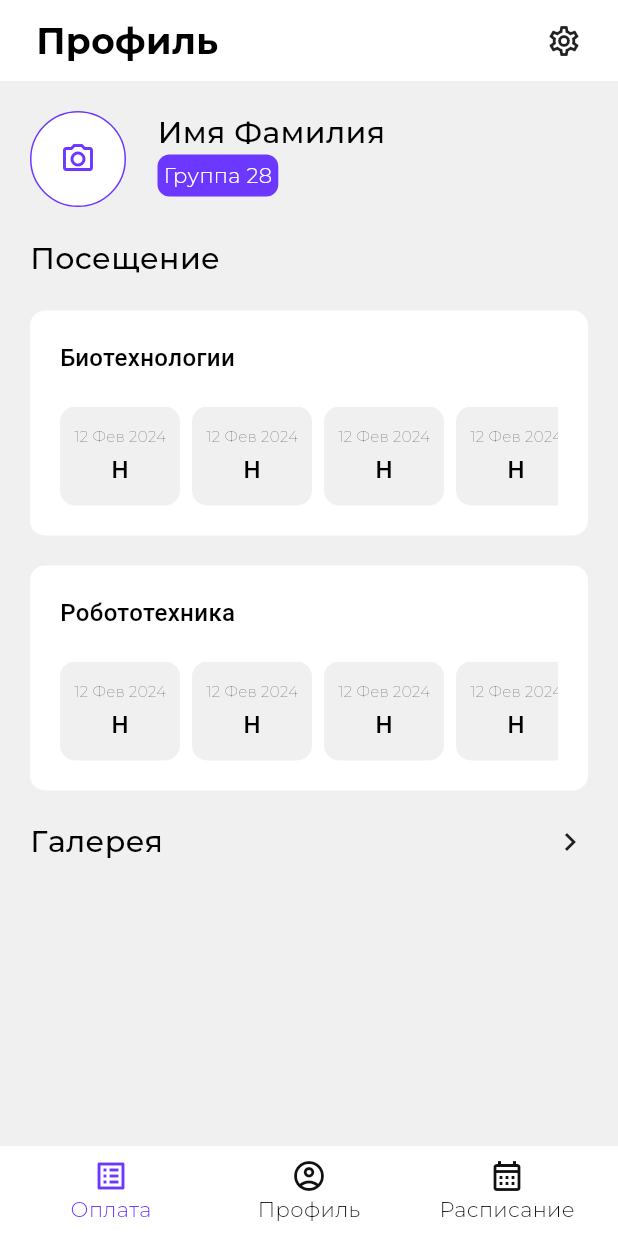
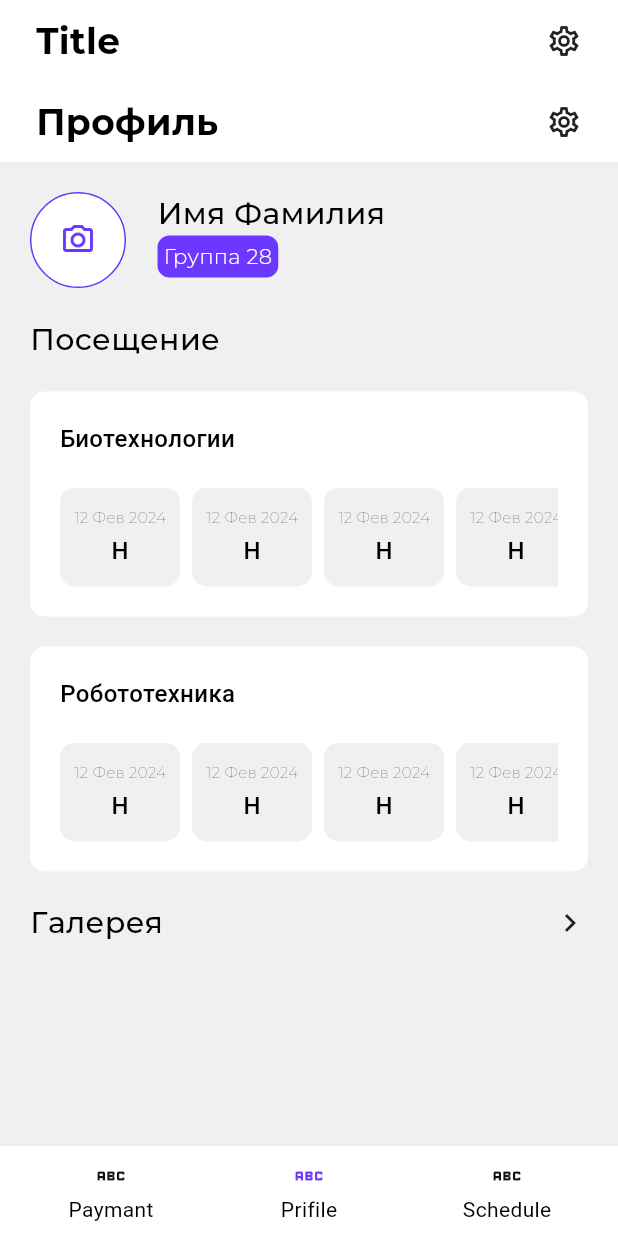
Before and after one commit to NoRulee/ingenerium, a Flutter app: the screen it shows after launch, item 2 of the bottom bar chosen, on a phone screen of 412 x 824 dp. Run offline on Flutter 3.47's test engine with Material 3 defaults, Android fonts, the light colour scheme and no system bars; Roboto replaces fonts that are missing (MontserratRegular); project files that could hold a hidden picture were left out.

Commit message:
fix: chage nab bar behaviour

```diff
--- a/lib/src/app.dart
+++ b/lib/src/app.dart
@@ -1,4 +1,5 @@
 import 'package:flutter/material.dart';
+import 'package:injenerium_mobile_app/src/presentation/pages/home_page.dart';
 import 'package:injenerium_mobile_app/src/presentation/pages/profile_page.dart';
 
 /// Main application of the site.
@@ -11,7 +12,7 @@ class App extends StatelessWidget {
     return MaterialApp(
       debugShowCheckedModeBanner: false,
       title: 'Инженериум Мобильное Приложение',
-      home: const ProfilePage(),
+      home: const HomePage(),
       theme: ThemeData(
         useMaterial3: true,
         colorScheme: const ColorScheme.light(
--- a/lib/src/presentation/pages/home_page.dart
+++ b/lib/src/presentation/pages/home_page.dart
@@ -1,38 +1,51 @@
 import 'package:flutter/material.dart';
+import 'package:injenerium_mobile_app/src/presentation/pages/payment_page.dart';
+import 'package:injenerium_mobile_app/src/presentation/pages/profile_page.dart';
+import 'package:injenerium_mobile_app/src/presentation/pages/schedule_page.dart';
 import 'package:injenerium_mobile_app/src/presentation/widgets/custom_app_bar.dart';
 import 'package:injenerium_mobile_app/src/presentation/widgets/custom_navigation_bar.dart';
 
-class HomePage extends StatefulWidget {
+class HomePageController extends ValueNotifier<int> {
+  HomePageController() : super(0);
+}
+
+class HomePage extends StatelessWidget {
   const HomePage({super.key});
 
   @override
-  State<HomePage> createState() => _HomePageState();
-}
+  Widget build(BuildContext context) {
+    final HomePageController controller = HomePageController();
 
-class _HomePageState extends State<HomePage> {
-  void _titles(int index) {
-    if (_selectedIndex != index) {
-      setState(
-        () {
-          _selectedIndex = index;
-        },
-      );
-    }
-  }
+    List<NavItem> _nabItems = [
+      NavItem(title: 'Paymant', icon: Icons.abc, builder: (_) => const PaymentPage()),
+      NavItem(title: 'Prifile', icon: Icons.abc, builder: (_) => const ProfilePage()),
+      NavItem(title: 'Schedule', icon: Icons.abc, builder: (_) => const SchedulePage()),
+    ];
 
-  List<String> listTitles = ['Оплата, Профиль, Расписание'];
-  @override
-  Widget build(BuildContext context) {
     return Scaffold(
       body: SafeArea(
-        child: Column(
-          children: [
-            CustomAppBar(
-              title: '',
-              settings: true,
-            ),
-            CustomNavBar(),
-          ],
+        child: ValueListenableBuilder(
+          valueListenable: controller,
+          builder: (context, value, child) {
+            return Column(
+              children: [
+                const CustomAppBar(
+                  title: 'Title',
+                  settings: true,
+                ),
+                Expanded(
+                  child: _nabItems.elementAt(controller.value).builder.call(context),
+                ),
+                CustomNavBar(
+                  navItems: _nabItems,
+                  selectedIndex: controller.value,
+                  onChange: (index) {
+                    controller.value = index;
+                  },
+                ),
+              ],
+            );
+          },
         ),
       ),
     );
--- a/lib/src/presentation/pages/payment_page.dart
+++ b/lib/src/presentation/pages/payment_page.dart
@@ -41,7 +41,7 @@ class PaymentPage extends StatelessWidget {
                 ),
               ),
             ),
-            CustomNavBar(),
+            // CustomNavBar(),
           ],
         ),
       ),
--- a/lib/src/presentation/pages/profile_page.dart
+++ b/lib/src/presentation/pages/profile_page.dart
@@ -27,7 +27,7 @@ class ProfilePage extends StatelessWidget {
                 ),
               ),
             ),
-            CustomNavBar(),
+            // CustomNavBar(),
           ],
         ),
       ),
--- a/lib/src/presentation/pages/schedule_page.dart
+++ b/lib/src/presentation/pages/schedule_page.dart
@@ -31,7 +31,7 @@ class SchedulePage extends StatelessWidget {
                 ),
               ),
             ),
-            CustomNavBar(),
+            // CustomNavBar(),
           ],
         ),
       ),
--- a/lib/src/presentation/widgets/custom_navigation_bar.dart
+++ b/lib/src/presentation/widgets/custom_navigation_bar.dart
@@ -1,69 +1,72 @@
 import 'package:flutter/material.dart';
-import 'package:injenerium_mobile_app/src/presentation/pages/payment_page.dart';
-import 'package:injenerium_mobile_app/src/presentation/pages/profile_page.dart';
-import 'package:injenerium_mobile_app/src/presentation/pages/schedule_page.dart';
 import 'package:injenerium_mobile_app/src/presentation/style/color_style.dart';
-import 'package:injenerium_mobile_app/src/presentation/style/text_stryle.dart';
 
-class CustomNavBar extends StatefulWidget {
-  const CustomNavBar({Key? key}) : super(key: key);
+class NavItem {
+  const NavItem({
+    required this.title,
+    required this.icon,
+    required this.builder,
+  });
 
-  @override
-  State<CustomNavBar> createState() => _CustomNavBarState();
+  final String title;
+  final IconData icon;
+  final Widget Function(BuildContext) builder;
 }
 
-class _CustomNavBarState extends State<CustomNavBar> {
-  int _selectedIndex = 0;
+class CustomNavBar extends StatelessWidget {
+  const CustomNavBar({
+    required this.navItems,
+    required this.selectedIndex,
+    this.onChange,
+    super.key,
+  });
 
-  void _onTap(int index) {
-    if (_selectedIndex != index) {
-      setState(() {
-        _selectedIndex = index;
-      });
-    }
-  }
+  final List<NavItem> navItems;
+  final int selectedIndex;
+  final void Function(int)? onChange;
 
   @override
   Widget build(BuildContext context) {
-    List<_NavButton> _navButtons = [
-      _NavButton(
-        icon: Icons.list_alt_outlined,
-        data: 'Оплата',
-        textStyle: getLightTextStyle(context),
-        isSelected: _selectedIndex == 0,
-        onTap: () {
-          _onTap(0);
-          Navigator.of(context).push(MaterialPageRoute(builder: (_) => const PaymentPage()));
-        },
-      ),
-      _NavButton(
-        icon: Icons.account_circle_outlined,
-        data: 'Профиль',
-        textStyle: getLightTextStyle(context),
-        isSelected: _selectedIndex == 1,
-        onTap: () {
-          _onTap(1);
-          Navigator.of(context).push(MaterialPageRoute(builder: (_) => const ProfilePage()));
-        },
-      ),
-      _NavButton(
-        icon: Icons.calendar_month_outlined,
-        data: 'Расписание',
-        textStyle: getLightTextStyle(context),
-        isSelected: _selectedIndex == 2,
-        onTap: () {
-          _onTap(2);
-          Navigator.of(context).push(MaterialPageRoute(builder: (_) => const SchedulePage()));
-        },
-      ),
-    ];
+    // List<_NavButton> _navButtons = [
+    //   _NavButton(
+    //     icon: Icons.list_alt_outlined,
+    //     data: 'Оплата',
+    //     textStyle: getLightTextStyle(context),
+    //     isSelected: selectedIndex == 0,
+    //     onTap: () {},
+    //   ),
+    //   _NavButton(
+    //     icon: Icons.account_circle_outlined,
+    //     data: 'Профиль',
+    //     textStyle: getLightTextStyle(context),
+    //     isSelected: selectedIndex == 1,
+    //     onTap: () {},
+    //   ),
+    //   _NavButton(
+    //     icon: Icons.calendar_month_outlined,
+    //     data: 'Расписание',
+    //     textStyle: getLightTextStyle(context),
+    //     isSelected: selectedIndex == 2,
+    //     onTap: () {},
+    //   ),
+    // ];
 
     return DecoratedBox(
       decoration: BoxDecoration(color: getBackgroundColor(context)),
       child: Padding(
         padding: const EdgeInsets.all(8),
         child: Row(
-          children: _navButtons,
+          children: List.generate(navItems.length, (index) {
+            final e = navItems.elementAt(index);
+            return _NavButton(
+              icon: e.icon,
+              data: e.title,
+              isSelected: selectedIndex == index,
+              onTap: () {
+                onChange?.call(index);
+              },
+            );
+          }),
         ),
       ),
     );
@@ -74,13 +77,13 @@ class _NavButton extends StatelessWidget {
   final VoidCallback onTap;
   final IconData icon;
   final String data;
-  final TextStyle textStyle;
+  // final TextStyle textStyle;
   final bool isSelected;
 
   const _NavButton({
     required this.icon,
     required this.data,
-    required this.textStyle,
+    // required this.textStyle,
     required this.isSelected,
     required this.onTap,
   });
@@ -89,13 +92,14 @@ class _NavButton extends StatelessWidget {
   Widget build(BuildContext context) {
     Color iconColor = isSelected ? getPrimaryColor(context) : getOnBackgroundColor(context);
     Color textColor = isSelected ? getPrimaryColor(context) : getOnBackgroundColor(context);
+
     return Expanded(
       child: InkWell(
         onTap: onTap,
         child: Column(
           children: [
             Icon(icon, color: iconColor),
-            Text(data, style: textStyle.copyWith(color: textColor)),
+            Text(data),
           ],
         ),
       ),
```
